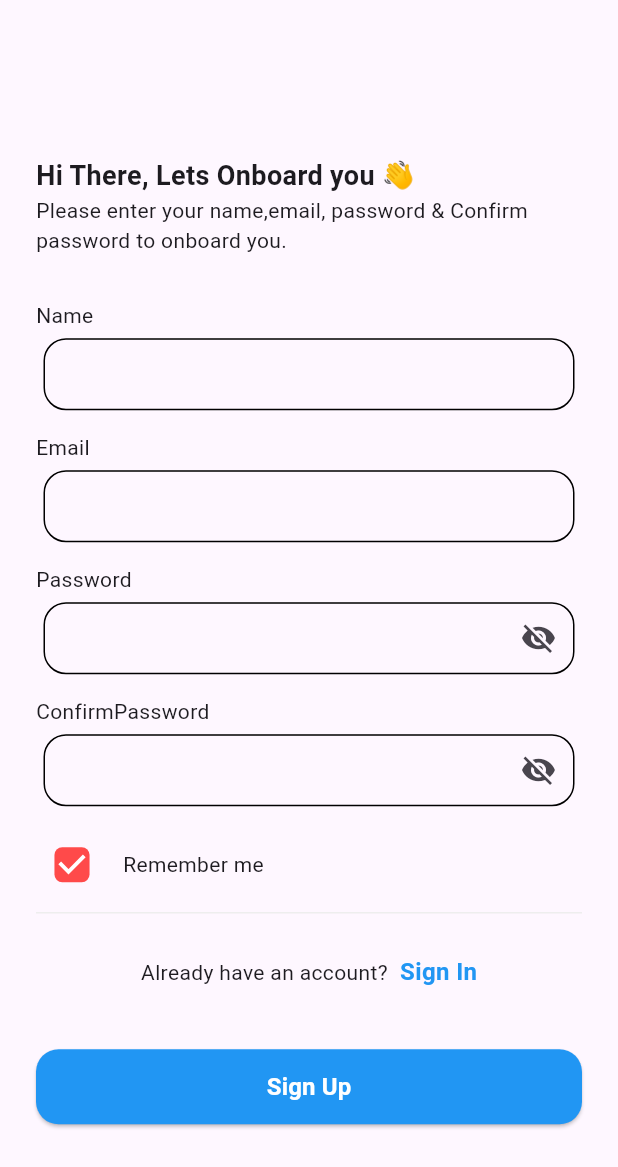
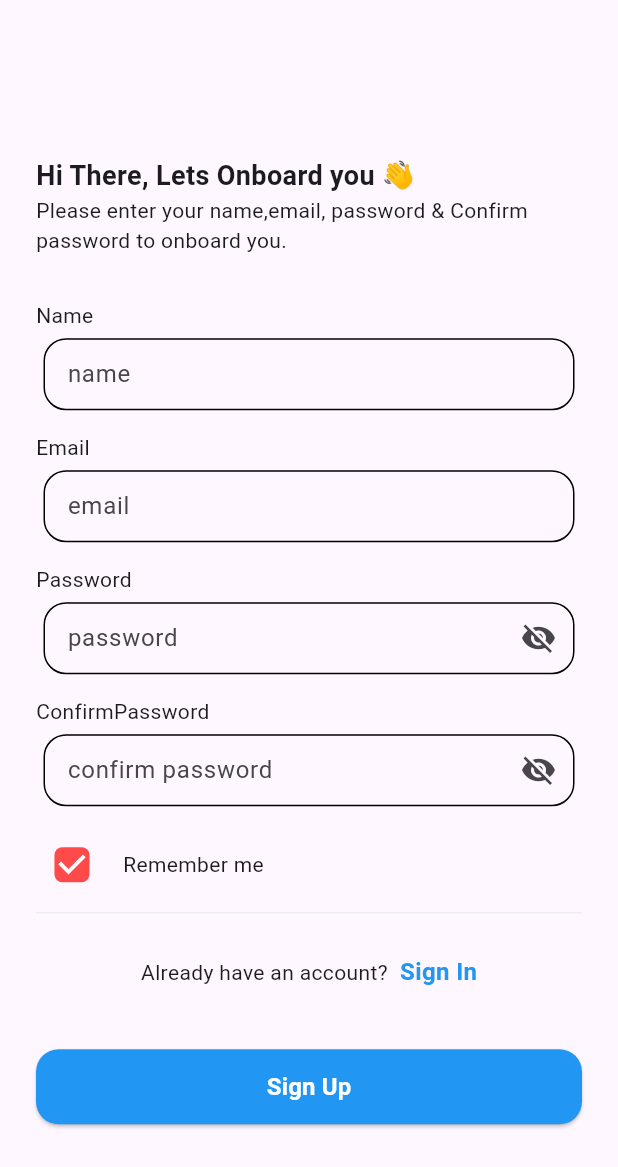
Before and after one commit to mervinkogei/flutter_trial_todo_app, a Flutter app: the SignUpScreen screen opened directly, on a phone screen of 412 x 824 dp. Shown: the top 1167 px of the screen. Run offline on Flutter 3.47's test engine with Material 3 defaults, Android fonts, the phone set to English and light mode, and no system bars; our stand-ins replace fluttertoast; missing offline and left inert: splash_view.

Commit message:
refactor: clean up validation of login and sign up screen

```diff
--- a/lib/Screens/login.dart
+++ b/lib/Screens/login.dart
@@ -1,4 +1,5 @@
 import 'package:flutter/material.dart';
+import 'package:trial_todo_app/Screens/dashboard_nav.dart';
 import 'package:trial_todo_app/Screens/signup.dart';
 import 'package:trial_todo_app/Utils/app_Colors.dart';
 import 'package:trial_todo_app/Utils/textStyling.dart';
@@ -22,8 +23,10 @@ class _LoginScreenState extends State<LoginScreen> {
     if (_formKey.currentState!.validate()) {
       ScaffoldMessenger.of(context).showSnackBar(
         const SnackBar(content: Text('Processing Data')),
-      );
+      ).closed.then((value) =>
+      Navigator.of(context).push(MaterialPageRoute(builder: (context)=> const DashBoardScreen())));
     }
+
   }
 
   @override
--- a/lib/Screens/signup.dart
+++ b/lib/Screens/signup.dart
@@ -1,4 +1,6 @@
 import 'package:flutter/material.dart';
+import 'package:fluttertoast/fluttertoast.dart';
+import 'package:trial_todo_app/Screens/dashboard_nav.dart';
 import 'package:trial_todo_app/Screens/login.dart';
 import 'package:trial_todo_app/Utils/app_Colors.dart';
 import 'package:trial_todo_app/Utils/textStyling.dart';
@@ -20,6 +22,20 @@ class _SignUpScreenState extends State<SignUpScreen> {
   TextEditingController passwordController = TextEditingController();
   TextEditingController confirmPasswordController = TextEditingController();
 
+  signupUser() {
+    if (_formKey.currentState!.validate()) {
+      if(passwordController.text != confirmPasswordController.text){
+        Fluttertoast.showToast(msg: "Password is not Matching, Please Confirm Password Again!");
+      }else{
+        ScaffoldMessenger.of(context).showSnackBar(
+        const SnackBar(content: Text('Processing Data')),
+      ).closed.then((value) =>
+      Navigator.of(context).push(MaterialPageRoute(builder: (context)=> const DashBoardScreen())));   ;
+      }
+
+    }
+  }
+
 
   @override
   Widget build(BuildContext context) {
@@ -35,7 +51,6 @@ class _SignUpScreenState extends State<SignUpScreen> {
                 crossAxisAlignment: CrossAxisAlignment.start,
                 mainAxisAlignment: MainAxisAlignment.center,
                 children: [
-
                   const SizedBox(height: 30),
                   const Text(
                     'Hi There, Lets Onboard you 👋', style: ThemeStyling.welcomeTitle,
@@ -50,28 +65,28 @@ class _SignUpScreenState extends State<SignUpScreen> {
                    const Text(
                     'Name',
                   ),
-                  CustomTextField(controller: nameController, obscure: false),
+                  CustomTextField(controller: nameController, obscure: false, hintText: 'name',),
                   const SizedBox(
                     height: 10,
                   ),
                   const Text(
                     'Email',
                   ),
-                  CustomTextField(controller: emailController, obscure: false),
+                  CustomTextField(controller: emailController, obscure: false, hintText: 'email',),
                   const SizedBox(
                     height: 10,
                   ),
                   const Text(
                     'Password',
                   ),
-            CustomTextField(controller: passwordController, obscure: true, visibilityIcon: true,),
+            CustomTextField(controller: passwordController, obscure: true, visibilityIcon: true, hintText: 'password',),
              const SizedBox(
                     height: 10,
                   ),
             const Text(
                     'ConfirmPassword',
                   ),
-            CustomTextField(controller: confirmPasswordController, obscure: true, visibilityIcon: true,),
+            CustomTextField(controller: confirmPasswordController, obscure: true, visibilityIcon: true, hintText: 'confirm password',),
             const SizedBox(height: 10),
                   Row(
                     children: [
@@ -119,7 +134,7 @@ class _SignUpScreenState extends State<SignUpScreen> {
                     height: 20,
                   ),
                   CustomElevatedButtton(
-                    callback: () async {},
+                    callback: () => signupUser(),
                     labelTitle: 'Sign Up',
                   ),
                 ],
```
Also changed, not shown: 1 other file.
